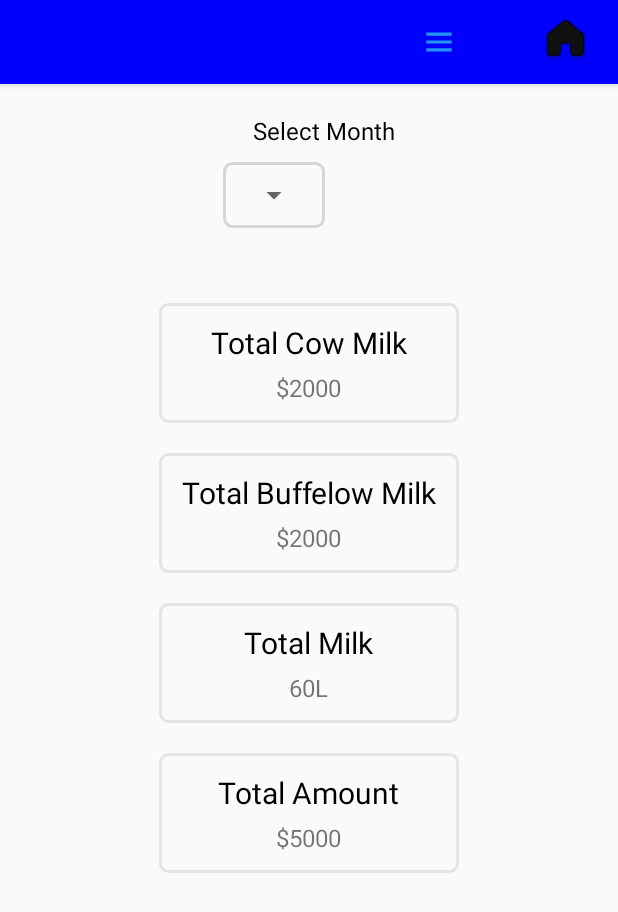
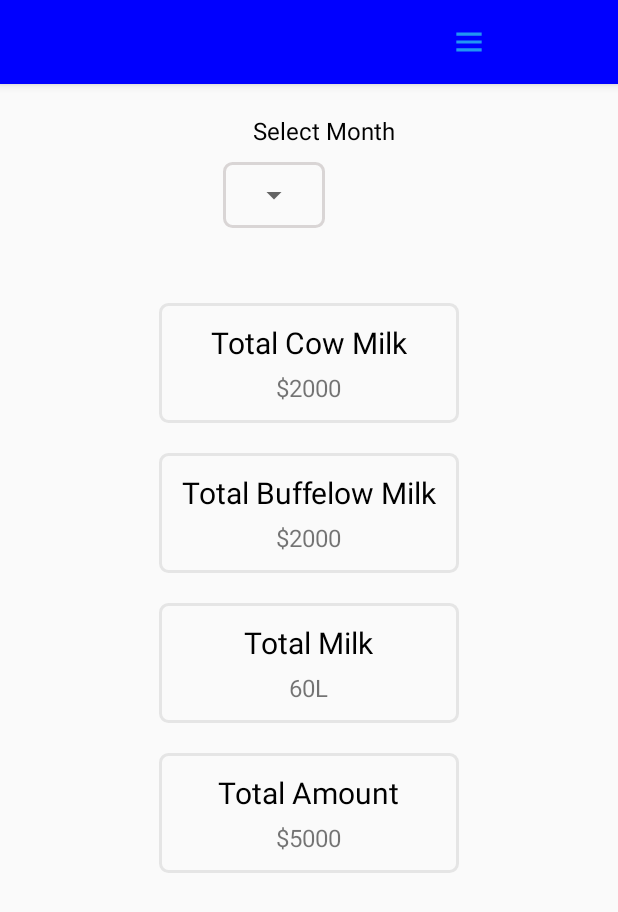
Before and after one commit to Harsh-21-Vaghasiya/MilkMan, an Android app: the Provider_Sales screen opened directly, with no data from a screen before it, on a phone screen of 412 x 824 dp. Shown: the top 912 px of the screen. Run offline under Robolectric (Android 15) with nearby library versions, the phone set to English and light mode, and no system bars.

```diff
--- a/milkmanandroid/app/src/main/java/com/example/milkman/GLOBAL/Gloabal_details.java
+++ b/milkmanandroid/app/src/main/java/com/example/milkman/GLOBAL/Gloabal_details.java
@@ -9,8 +9,8 @@ import java.util.Locale;
 
 public class Gloabal_details {
 //    public static String IP = "192.168.62.67";
-    public static String IP = "192.168.1.9";
-//    public static String IP = "192.168.170.49";
+//    public static String IP = "192.168.1.9";
+    public static String IP = "192.168.137.1";
     public static String PORT = "80";
 //    public static String PORT = "8080";
 
--- a/milkmanandroid/app/src/main/res/layout/activity_provider_sales.xml
+++ b/milkmanandroid/app/src/main/res/layout/activity_provider_sales.xml
@@ -15,19 +15,11 @@
             android:layout_height="wrap_content"
             android:background="@color/blue">
 
-            <ImageView
-                android:id="@+id/home"
-                android:layout_width="30dp"
-                android:layout_height="30dp"
-                android:src="@drawable/home"
-                android:layout_gravity="end|center"
-                android:layout_marginRight="20dp"
-                />
 
             <ImageView
                 android:layout_width="25dp"
                 android:layout_height="25dp"
-                android:layout_marginLeft="280dp"
+                android:layout_marginLeft="300dp"
                 android:onClick="addprovider"
                 android:src="@drawable/next" />
 
```
Also changed, not shown: milkmanandroid/app/src/main/java/com/example/milkman/mobileNo_auth.java (+8 -1 lines).
